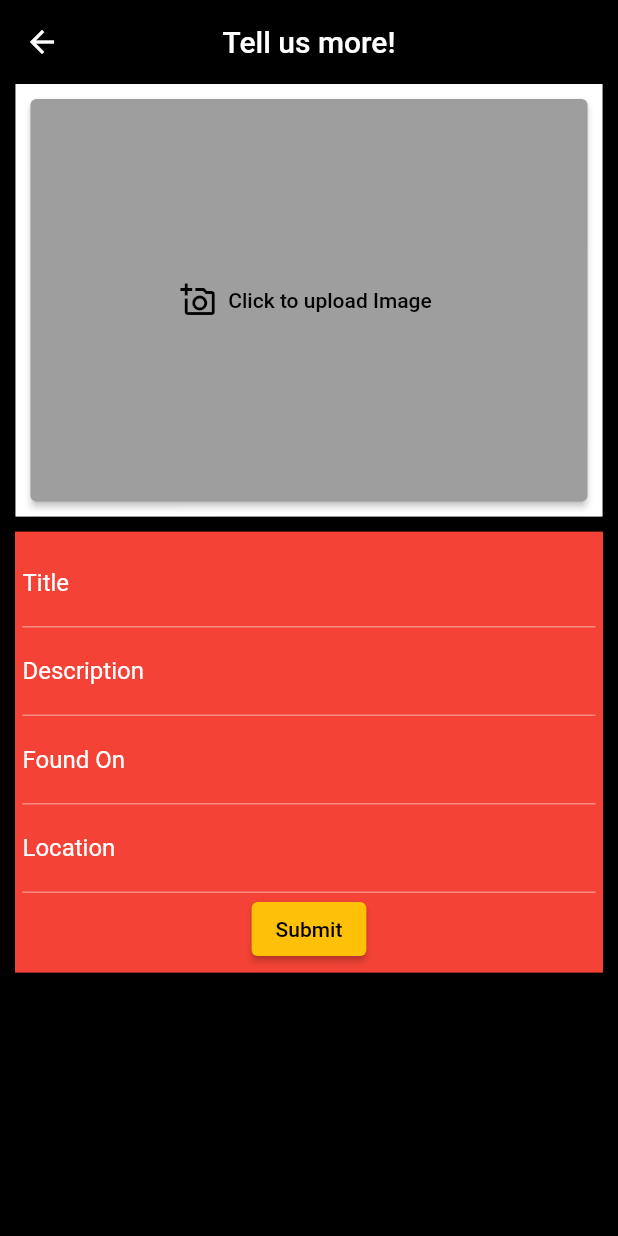
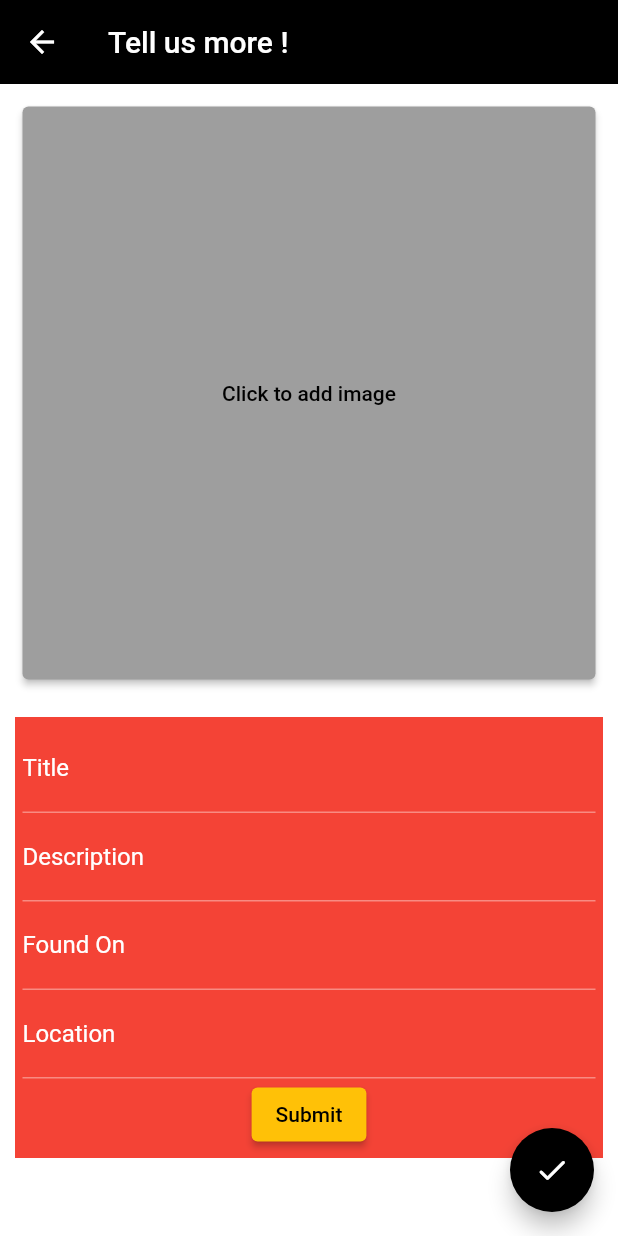
Before and after one commit to Tusharcoder18/lost_found_app, a Flutter app: the UploadPage screen opened directly, on a phone screen of 412 x 824 dp. Run offline on Flutter 3.47's test engine with Material 2 defaults, Android fonts, the phone set to English and light mode, and no system bars; drawn by our look-alikes of flutter_form_builder; our stand-ins replace carousel_slider, cloud_firestore, firebase_auth, firebase_core, firebase_storage, font_awesome_flutter and 2 more; missing offline and left inert: flutter_facebook_login; accounts and stored records are empty; Roboto replaces fonts that are missing (OpenSans).

Commit message:
Check for Index Error

```diff
--- a/lib/screens/uploadPage.dart
+++ b/lib/screens/uploadPage.dart
@@ -1,10 +1,12 @@
 import 'dart:io';
+import 'dart:math';
 
+import 'package:carousel_slider/carousel_slider.dart';
 import 'package:flutter/material.dart';
-import 'package:flutter/rendering.dart';
+import 'package:flutter_form_builder/flutter_form_builder.dart';
 import 'package:image_picker/image_picker.dart';
 import 'package:lost_found_app/services/upload_service.dart';
-import 'package:flutter_form_builder/flutter_form_builder.dart';
+import 'package:provider/provider.dart';
 
 class UploadPage extends StatefulWidget {
   @override
@@ -12,48 +14,54 @@ class UploadPage extends StatefulWidget {
 }
 
 class _UploadPageState extends State<UploadPage> {
-  PickedFile file;
-  int imageCount = 0;
+  List<PickedFile> file = List<PickedFile>();
+  int imageCount = 0, index = 0;
+  final _formKey = GlobalKey<FormState>();
   final ImagePicker _picker = ImagePicker();
-  final _formKey = GlobalKey<FormState>();
+  UploadService uploader = UploadService();
+  var rng = new Random();
 
   @override
   Widget build(BuildContext context) {
-    var pickImageButton = SizedBox(
-      height: MediaQuery.of(context).size.height * .35,
-      width: 300,
-      child: ElevatedButton.icon(
+    return Scaffold(
+      backgroundColor: Colors.white,
+      floatingActionButton: FloatingActionButton(
+        onPressed: () {},
+        child: Icon(
+          Icons.done_rounded,
+          color: Colors.white,
+        ),
+        backgroundColor: Colors.black,
+      ),
+      body: CustomScrollView(
+        slivers: [
+          SliverAppBar(
+            title: Text("Tell us more !"),
+            expandedHeight: 50,
+            floating: true,
+          ),
+          SliverGrid(
+            delegate: SliverChildBuilderDelegate(
+              (context, index) => Container(
+                child: (imageCount == 0)
+                    ? Padding(
+                        padding: const EdgeInsets.all(15.0),
+                        child: ElevatedButton(
                           onPressed: () async {
-            try {
-              final pickedFile = await _picker.getImage(
-                source: ImageSource.gallery,
-                imageQuality: 90,
-              );
-              setState(() {
-                file = pickedFile;
-              });
-            } catch (e) {
-              setState(() {
-                print(e);
-              });
-            }
-            UploadService().uploadImage();
-          },
-          icon: Icon(Icons.add_a_photo_rounded),
-          label: Text("Click to add image")),
-    );
-    var addImageButton = ElevatedButton.icon(
-      onPressed: () async {
-        setState(() {
-          imageCount++;
-        });
                             try {
                               final pickedFile = await _picker.getImage(
                                 source: ImageSource.gallery,
                                 imageQuality: 100,
                               );
+                              uploader.uploadImage(
+                                  image: File(pickedFile.path),
+                                  name: "file" +
+                                      rng.nextInt(1002130213).toString());
                               setState(() {
-            file = pickedFile;
+                                file[imageCount] = pickedFile;
+                                print("ImageCount: $imageCount");
+                                imageCount++;
+                                print("ImageCount: $imageCount");
                               });
                             } catch (e) {
                               setState(() {
@@ -61,51 +69,32 @@ class _UploadPageState extends State<UploadPage> {
                               });
                             }
                           },
-      icon: Icon(Icons.add_a_photo_outlined),
-      label: Text("Click to upload Image"),
-    );
-    return Scaffold(
-      backgroundColor: Colors.black,
-      appBar: AppBar(
-        title: Text(
-          "Tell us more!",
-          style: TextStyle(color: Colors.white),
+                          child: Text('Click to add image'),
                         ),
-        centerTitle: true,
-        backgroundColor: Colors.transparent,
-        elevation: 0,
-        actions: [],
-      ),
-      extendBody: true,
-      body: Column(
-        children: [
-          SizedBox(
-            width: MediaQuery.of(context).size.width * 0.95,
-            child: Container(
-              padding: EdgeInsets.all(10),
-              // margin: EdgeInsets.all(5),
-              color: Colors.white,
-              width: MediaQuery.of(context).size.width * 0.95,
-              height: MediaQuery.of(context).size.height * 0.35,
-              child: (file == null)
-                  ? addImageButton
-                  : SingleChildScrollView(
-                      scrollDirection: Axis.horizontal,
-                      child: ListView(
-                        scrollDirection: Axis.horizontal,
-                        shrinkWrap: true,
-                        children: [
-                          viewImages(),
-                          addImageButton,
-                        ],
+                      )
+                    : CarouselSlider(
+                        options: CarouselOptions(),
+                        items: file
+                            .map(
+                              (item) => Container(
+                                child: Image.file(
+                                  File(item.path),
+                                  fit: BoxFit.fill,
                                 ),
                               ),
+                            )
+                            .toList()),
+              ),
+              childCount: file == null ? 1 : (file.length + 1),
+            ),
+            gridDelegate: SliverGridDelegateWithFixedCrossAxisCount(
+              crossAxisCount: 1,
+              childAspectRatio: 1,
             ),
           ),
-          SizedBox(
-            height: MediaQuery.of(context).size.height * 0.54,
-            child: ListView(
-              children: [
+          SliverList(
+            delegate: SliverChildListDelegate(
+              [
                 Container(
                   margin: EdgeInsets.all(10),
                   padding: EdgeInsets.all(5),
@@ -118,53 +107,53 @@ class _UploadPageState extends State<UploadPage> {
                           name: 'ItemTitle',
                           decoration: InputDecoration(labelText: 'Title'),
                           onChanged: (value) {
-                            UploadService().setName(value);
+                            uploader.setName(value);
                           },
                           validator: FormBuilderValidators.compose([
                             FormBuilderValidators.required(context),
                             FormBuilderValidators.numeric(context),
                             FormBuilderValidators.max(context, 70),
                           ]),
-                          keyboardType: TextInputType.number,
+                          keyboardType: TextInputType.name,
                         ),
                         FormBuilderTextField(
                           name: 'ItemTitle',
                           decoration: InputDecoration(labelText: 'Description'),
                           onChanged: (value) {
-                            UploadService().setDescription(value);
+                            uploader.setDescription(value);
                           },
                           validator: FormBuilderValidators.compose([
                             FormBuilderValidators.required(context),
                             FormBuilderValidators.numeric(context),
                             FormBuilderValidators.max(context, 250),
                           ]),
-                          keyboardType: TextInputType.number,
+                          keyboardType: TextInputType.multiline,
                         ),
                         FormBuilderTextField(
                           name: 'ItemTitle',
                           decoration: InputDecoration(labelText: 'Found On'),
                           onChanged: (value) {
-                            UploadService().setPhone(value);
+                            uploader.setPhone(value);
                           },
                           validator: FormBuilderValidators.compose([
                             FormBuilderValidators.required(context),
                             FormBuilderValidators.numeric(context),
                             FormBuilderValidators.max(context, 70),
                           ]),
-                          keyboardType: TextInputType.number,
+                          keyboardType: TextInputType.datetime,
                         ),
                         FormBuilderTextField(
                           name: 'ItemTitle',
                           decoration: InputDecoration(labelText: 'Location'),
                           onChanged: (value) {
-                            UploadService().setEmail(value);
+                            uploader.setEmail(value);
                           },
                           validator: FormBuilderValidators.compose([
                             FormBuilderValidators.required(context),
                             FormBuilderValidators.numeric(context),
                             FormBuilderValidators.max(context, 70),
                           ]),
-                          keyboardType: TextInputType.number,
+                          keyboardType: TextInputType.streetAddress,
                         ),
                         Center(
                           child: ElevatedButton(
@@ -174,7 +163,7 @@ class _UploadPageState extends State<UploadPage> {
                             ),
                             child: Text('Submit'),
                             onPressed: () {
-                              UploadService().uploadInfo();
+                              uploader.uploadInfo();
                             },
                           ),
                         )
@@ -184,21 +173,9 @@ class _UploadPageState extends State<UploadPage> {
                 ),
               ],
             ),
-          )
+          ),
         ],
       ),
     );
   }
-
-  Container viewImages() {
-    for (int i = 0; i <= imageCount; i++) {
-      return Container(
-        margin: EdgeInsets.all(3),
-        child: Image.file(
-          File(file.path),
-          fit: BoxFit.fill,
-        ),
-      );
 }
-  }
-}
```
Also changed, not shown: lib/screens/uploadPage2.dart (deleted, +0 -181 lines). Lines whose indentation alone changed are shown as unchanged.
